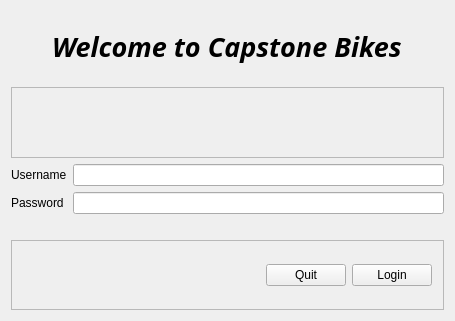
Before: the Qt Designer form mainwindow.ui in pgornstein/Capstone-Summer-2017, drawn with Qt 5.
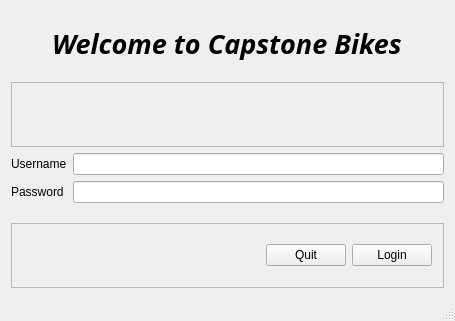
After: the same form once the commit is applied.

Commit message:
Remove 'enterUsrNamePassword' from checkUser class and implement it in the constructor.
Add comments

Patch:
```diff
--- a/mainwindow.ui
+++ b/mainwindow.ui
@@ -119,6 +119,7 @@
     </item>
    </layout>
   </widget>
+  <widget class="QStatusBar" name="statusBar"/>
  </widget>
  <layoutdefault spacing="6" margin="11"/>
  <resources/>
```
The commit also changes 3 other files.
